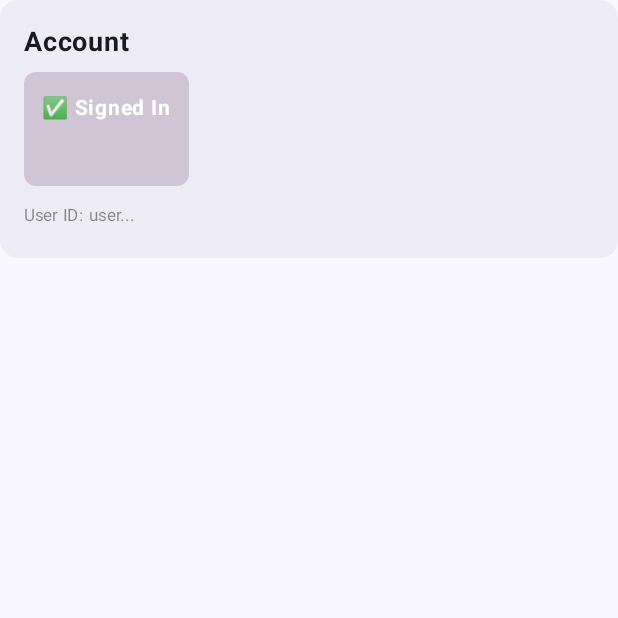
After one commit to Deki1804/family-logbook, an Android app built with Jetpack Compose: the composable AccountInfoCard shown on its own in the app's theme, on a phone screen of 412 x 824 dp, the top half of it. The commit adds this screen. Run offline under Robolectric (Android 15) with nearby library versions, the phone set to English and light mode, and no system bars; our stand-ins replace Firebase (no records; nobody signed in at launch, a user with empty details on screens opened directly); 3 statements that could not run were skipped.

Commit message:
feat: Add Firebase Auth with anonymous sign-in and user-scoped Firestore structure

```diff
--- /dev/null
+++ b/app/src/main/java/com/familylogbook/app/data/auth/AuthManager.kt
@@ -0,0 +1,59 @@
+package com.familylogbook.app.data.auth
+
+import com.google.firebase.auth.FirebaseAuth
+import com.google.firebase.auth.FirebaseUser
+import kotlinx.coroutines.tasks.await
+
+/**
+ * Manages Firebase Authentication.
+ * On first launch, signs in anonymously.
+ * Later can be upgraded to email/password or Google sign-in.
+ */
+class AuthManager(
+    private val auth: FirebaseAuth = FirebaseAuth.getInstance()
+) {
+
+    /**
+     * Ensures user is signed in (anonymous if needed).
+     * Returns the current user's UID.
+     */
+    suspend fun ensureSignedIn(): String {
+        val currentUser = auth.currentUser
+
+        return if (currentUser != null) {
+            currentUser.uid
+        } else {
+            // Sign in anonymously
+            val result = auth.signInAnonymously().await()
+            result.user?.uid ?: throw IllegalStateException("Failed to sign in anonymously")
+        }
+    }
+
+    /**
+     * Gets current user UID, or null if not signed in.
+     */
+    fun getCurrentUserId(): String? {
+        return auth.currentUser?.uid
+    }
+
+    /**
+     * Gets current FirebaseUser.
+     */
+    fun getCurrentUser(): FirebaseUser? {
+        return auth.currentUser
+    }
+
+    /**
+     * Checks if user is signed in anonymously.
+     */
+    fun isAnonymous(): Boolean {
+        return auth.currentUser?.isAnonymous ?: false
+    }
+
+    /**
+     * Signs out the current user.
+     */
+    fun signOut() {
+        auth.signOut()
+    }
+}
--- /dev/null
+++ b/app/src/main/java/com/familylogbook/app/ui/screen/AccountInfoCard.kt
@@ -0,0 +1,99 @@
+package com.familylogbook.app.ui.screen
+
+import androidx.compose.foundation.layout.*
+import androidx.compose.foundation.shape.RoundedCornerShape
+import androidx.compose.material3.*
+import androidx.compose.runtime.Composable
+import androidx.compose.ui.Modifier
+import androidx.compose.ui.text.font.FontWeight
+import androidx.compose.ui.unit.dp
+import androidx.compose.ui.unit.sp
+import com.familylogbook.app.data.auth.AuthManager
+
+@Composable
+fun AccountInfoCard(authManager: AuthManager) {
+    val currentUser = authManager.getCurrentUser()
+    val isAnonymous = authManager.isAnonymous()
+    val userId = authManager.getCurrentUserId()
+
+    Card(
+        modifier = Modifier.fillMaxWidth(),
+        colors = CardDefaults.cardColors(
+            containerColor = MaterialTheme.colorScheme.surfaceVariant.copy(alpha = 0.5f)
+        )
+    ) {
+        Column(
+            modifier = Modifier
+                .fillMaxWidth()
+                .padding(16.dp),
+            verticalArrangement = Arrangement.spacedBy(8.dp)
+        ) {
+            Text(
+                text = "Account",
+                fontSize = 18.sp,
+                fontWeight = FontWeight.Bold
+            )
+
+            if (isAnonymous) {
+                Surface(
+                    color = MaterialTheme.colorScheme.primaryContainer.copy(alpha = 0.3f),
+                    shape = RoundedCornerShape(8.dp)
+                ) {
+                    Text(
+                        text = "🔒 Anonymous Account",
+                        fontSize = 14.sp,
+                        modifier = Modifier.padding(12.dp),
+                        color = MaterialTheme.colorScheme.onPrimaryContainer
+                    )
+                }
+                Text(
+                    text = "Your data is stored locally. Upgrade to save your account permanently.",
+                    fontSize = 12.sp,
+                    color = MaterialTheme.colorScheme.onSurface.copy(alpha = 0.7f)
+                )
+            } else {
+                Surface(
+                    color = MaterialTheme.colorScheme.tertiaryContainer.copy(alpha = 0.3f),
+                    shape = RoundedCornerShape(8.dp)
+                ) {
+                    Column(
+                        modifier = Modifier.padding(12.dp),
+                        verticalArrangement = Arrangement.spacedBy(4.dp)
+                    ) {
+                        Text(
+                            text = "✅ Signed In",
+                            fontSize = 14.sp,
+                            fontWeight = FontWeight.Bold,
+                            color = MaterialTheme.colorScheme.onTertiaryContainer
+                        )
+                        currentUser?.email?.let { email ->
+                            Text(
+                                text = email,
+                                fontSize = 12.sp,
+                                color = MaterialTheme.colorScheme.onTertiaryContainer.copy(alpha = 0.8f)
+                            )
+                        }
+                    }
+                }
+            }
+
+            userId?.let {
+                Text(
+                    text = "User ID: ${it.take(8)}...",
+                    fontSize = 11.sp,
+                    color = MaterialTheme.colorScheme.onSurface.copy(alpha = 0.5f)
+                )
+            }
+
+            // TODO: Upgrade account button (for future implementation)
+            if (isAnonymous) {
+                OutlinedButton(
+                    onClick = { /* TODO: Implement upgrade to email/password or Google */ },
+                    modifier = Modifier.fillMaxWidth()
+                ) {
+                    Text("Upgrade Account (Coming Soon)")
+                }
+            }
+        }
+    }
+}
```
Also changed, not shown: app/src/main/java/com/familylogbook/app/MainActivity.kt (+29 -12 lines), app/src/main/java/com/familylogbook/app/data/repository/FirestoreLogbookRepository.kt (+20 -7 lines), app/src/main/java/com/familylogbook/app/data/repository/FirestoreSeedData.kt (+30 -10 lines), app/src/main/java/com/familylogbook/app/ui/screen/SettingsScreen.kt (+10 -1 lines).
